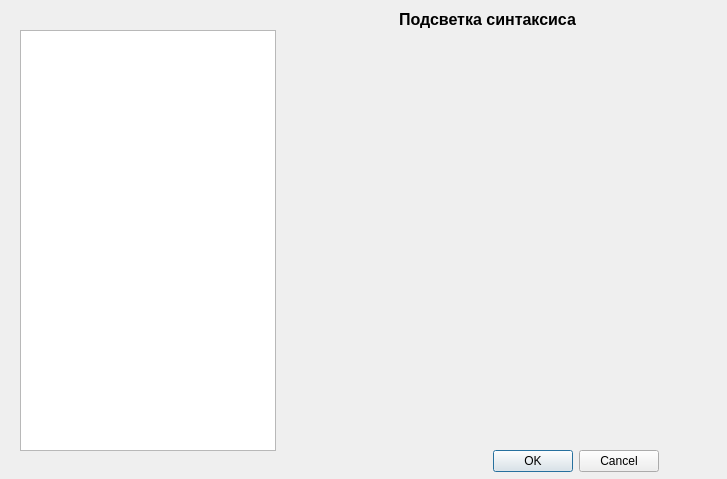
Old version of the form settingsdialog.ui in the repository NOOBS-DevTeam/Appendix.
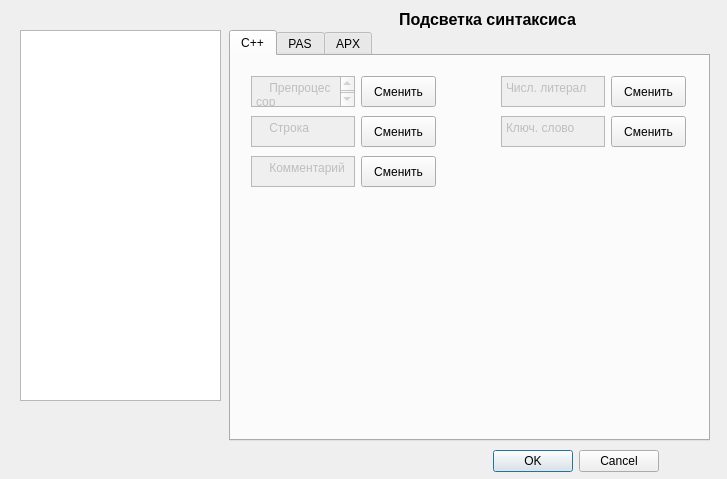
New version of the form. The open tabs and pages were chosen to show the change.

The edit to the form file:
```diff
--- a/settingsdialog.ui
+++ b/settingsdialog.ui
@@ -58,6 +58,298 @@
       <enum>Qt::RichText</enum>
      </property>
     </widget>
+    <widget class="QTabWidget" name="tabWidget">
+     <property name="geometry">
+      <rect>
+       <x>0</x>
+       <y>20</y>
+       <width>481</width>
+       <height>411</height>
+      </rect>
+     </property>
+     <property name="currentIndex">
+      <number>1</number>
+     </property>
+     <widget class="QWidget" name="tab">
+      <attribute name="title">
+       <string>C++</string>
+      </attribute>
+      <widget class="QPlainTextEdit" name="plainTextEdit">
+       <property name="enabled">
+        <bool>false</bool>
+       </property>
+       <property name="geometry">
+        <rect>
+         <x>20</x>
+         <y>20</y>
+         <width>104</width>
+         <height>31</height>
+        </rect>
+       </property>
+       <property name="acceptDrops">
+        <bool>false</bool>
+       </property>
+       <property name="plainText">
+        <string>    Препроцессор</string>
+       </property>
+      </widget>
+      <widget class="QPlainTextEdit" name="plainTextEdit_2">
+       <property name="enabled">
+        <bool>false</bool>
+       </property>
+       <property name="geometry">
+        <rect>
+         <x>20</x>
+         <y>60</y>
+         <width>104</width>
+         <height>31</height>
+        </rect>
+       </property>
+       <property name="plainText">
+        <string>    Строка</string>
+       </property>
+      </widget>
+      <widget class="QPlainTextEdit" name="plainTextEdit_3">
+       <property name="enabled">
+        <bool>false</bool>
+       </property>
+       <property name="geometry">
+        <rect>
+         <x>20</x>
+         <y>100</y>
+         <width>104</width>
+         <height>31</height>
+        </rect>
+       </property>
+       <property name="plainText">
+        <string>    Комментарий</string>
+       </property>
+      </widget>
+      <widget class="QPlainTextEdit" name="plainTextEdit_4">
+       <property name="enabled">
+        <bool>false</bool>
+       </property>
+       <property name="geometry">
+        <rect>
+         <x>270</x>
+         <y>20</y>
+         <width>104</width>
+         <height>31</height>
+        </rect>
+       </property>
+       <property name="plainText">
+        <string>Числ. литерал</string>
+       </property>
+      </widget>
+      <widget class="QPlainTextEdit" name="plainTextEdit_5">
+       <property name="enabled">
+        <bool>false</bool>
+       </property>
+       <property name="geometry">
+        <rect>
+         <x>270</x>
+         <y>60</y>
+         <width>104</width>
+         <height>31</height>
+        </rect>
+       </property>
+       <property name="plainText">
+        <string>Ключ. слово</string>
+       </property>
+      </widget>
+      <widget class="QPushButton" name="pushButton">
+       <property name="geometry">
+        <rect>
+         <x>130</x>
+         <y>20</y>
+         <width>75</width>
+         <height>31</height>
+        </rect>
+       </property>
+       <property name="text">
+        <string>Сменить</string>
+       </property>
+      </widget>
+      <widget class="QPushButton" name="pushButton_2">
+       <property name="geometry">
+        <rect>
+         <x>130</x>
+         <y>60</y>
+         <width>75</width>
+         <height>31</height>
+        </rect>
+       </property>
+       <property name="text">
+        <string>Сменить</string>
+       </property>
+      </widget>
+      <widget class="QPushButton" name="pushButton_3">
+       <property name="geometry">
+        <rect>
+         <x>130</x>
+         <y>100</y>
+         <width>75</width>
+         <height>31</height>
+        </rect>
+       </property>
+       <property name="text">
+        <string>Сменить</string>
+       </property>
+      </widget>
+      <widget class="QPushButton" name="pushButton_4">
+       <property name="geometry">
+        <rect>
+         <x>380</x>
+         <y>20</y>
+         <width>75</width>
+         <height>31</height>
+        </rect>
+       </property>
+       <property name="text">
+        <string>Сменить</string>
+       </property>
+      </widget>
+      <widget class="QPushButton" name="pushButton_5">
+       <property name="geometry">
+        <rect>
+         <x>380</x>
+         <y>60</y>
+         <width>75</width>
+         <height>31</height>
+        </rect>
+       </property>
+       <property name="text">
+        <string>Сменить</string>
+       </property>
+      </widget>
+     </widget>
+     <widget class="QWidget" name="tab_2">
+      <attribute name="title">
+       <string>PAS</string>
+      </attribute>
+      <widget class="QPlainTextEdit" name="plainTextEdit_6">
+       <property name="enabled">
+        <bool>false</bool>
+       </property>
+       <property name="geometry">
+        <rect>
+         <x>20</x>
+         <y>20</y>
+         <width>104</width>
+         <height>31</height>
+        </rect>
+       </property>
+       <property name="plainText">
+        <string>    Строка</string>
+       </property>
+      </widget>
+      <widget class="QPlainTextEdit" name="plainTextEdit_7">
+       <property name="enabled">
+        <bool>false</bool>
+       </property>
+       <property name="geometry">
+        <rect>
+         <x>20</x>
+         <y>60</y>
+         <width>104</width>
+         <height>31</height>
+        </rect>
+       </property>
+       <property name="plainText">
+        <string>    Комментарий</string>
+       </property>
+      </widget>
+      <widget class="QPlainTextEdit" name="plainTextEdit_8">
+       <property name="enabled">
+        <bool>false</bool>
+       </property>
+       <property name="geometry">
+        <rect>
+         <x>270</x>
+         <y>20</y>
+         <width>104</width>
+         <height>31</height>
+        </rect>
+       </property>
+       <property name="plainText">
+        <string>Числ. литерал</string>
+       </property>
+      </widget>
+      <widget class="QPlainTextEdit" name="plainTextEdit_9">
+       <property name="enabled">
+        <bool>false</bool>
+       </property>
+       <property name="geometry">
+        <rect>
+         <x>270</x>
+         <y>60</y>
+         <width>104</width>
+         <height>31</height>
+        </rect>
+       </property>
+       <property name="plainText">
+        <string>Ключ. слово</string>
+       </property>
+      </widget>
+      <widget class="QPushButton" name="pushButton_6">
+       <property name="geometry">
+        <rect>
+         <x>130</x>
+         <y>20</y>
+         <width>75</width>
+         <height>31</height>
+        </rect>
+       </property>
+       <property name="text">
+        <string>Сменить</string>
+       </property>
+      </widget>
+      <widget class="QPushButton" name="pushButton_7">
+       <property name="geometry">
+        <rect>
+         <x>130</x>
+         <y>60</y>
+         <width>75</width>
+         <height>31</height>
+        </rect>
+       </property>
+       <property name="text">
+        <string>Сменить</string>
+       </property>
+      </widget>
+      <widget class="QPushButton" name="pushButton_8">
+       <property name="geometry">
+        <rect>
+         <x>380</x>
+         <y>20</y>
+         <width>75</width>
+         <height>31</height>
+        </rect>
+       </property>
+       <property name="text">
+        <string>Сменить</string>
+       </property>
+      </widget>
+      <widget class="QPushButton" name="pushButton_9">
+       <property name="geometry">
+        <rect>
+         <x>380</x>
+         <y>60</y>
+         <width>75</width>
+         <height>31</height>
+        </rect>
+       </property>
+       <property name="text">
+        <string>Сменить</string>
+       </property>
+      </widget>
+     </widget>
+     <widget class="QWidget" name="tab_3">
+      <attribute name="title">
+       <string>APX</string>
+      </attribute>
+     </widget>
+    </widget>
    </widget>
    <widget class="QWidget" name="page_4">
     <widget class="QLabel" name="label_2">
@@ -83,8 +375,8 @@
     <rect>
      <x>20</x>
      <y>30</y>
-     <width>256</width>
-     <height>421</height>
+     <width>201</width>
+     <height>371</height>
     </rect>
    </property>
   </widget>
```
Left out of the diff: 2 changed lines with no effect on the pictures.
